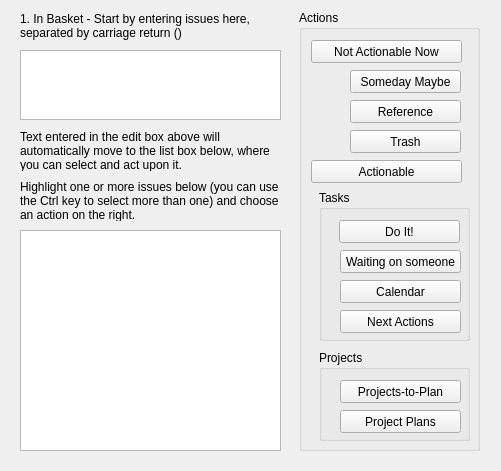
Before: the Qt Designer form qt/qt_test001/inbasketform.ui in fsziegler/GTD-Kanban, drawn with Qt 5.
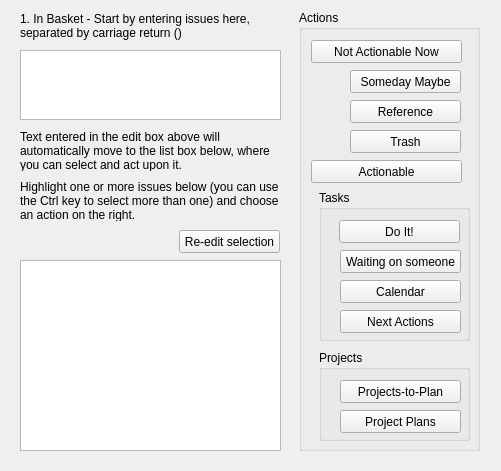
After: the same form once the commit is applied.

Commit message: App can now push all text back to the In-basket edit box via the Re-edit selection button. Needs work.

```diff
--- a/qt/qt_test001/inbasketform.ui
+++ b/qt/qt_test001/inbasketform.ui
@@ -212,9 +212,9 @@
    <property name="geometry">
     <rect>
      <x>20</x>
-     <y>230</y>
+     <y>260</y>
      <width>261</width>
-     <height>221</height>
+     <height>191</height>
     </rect>
    </property>
    <property name="alternatingRowColors">
@@ -314,6 +314,19 @@
     <bool>true</bool>
    </property>
   </widget>
+  <widget class="QPushButton" name="pushButton_10">
+   <property name="geometry">
+    <rect>
+     <x>179</x>
+     <y>230</y>
+     <width>101</width>
+     <height>23</height>
+    </rect>
+   </property>
+   <property name="text">
+    <string>Re-edit selection</string>
+   </property>
+  </widget>
   <zorder>actionsGroupBox</zorder>
   <zorder>label</zorder>
   <zorder>label_2</zorder>
```
Left out of the diff: 14 changed lines with no effect on the pictures. The commit also changes 4 other files.
